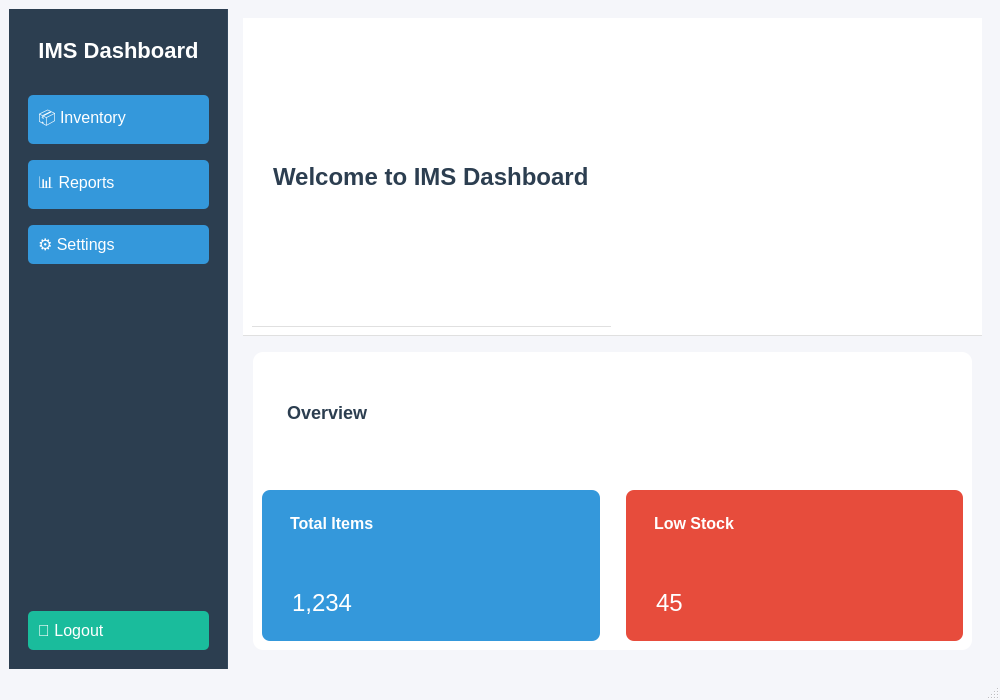
Before: the Qt Designer form views/dashboardwindow/dashboardwindow.ui in sharmabibash/CPP-Project-IMS, drawn with Qt 5.
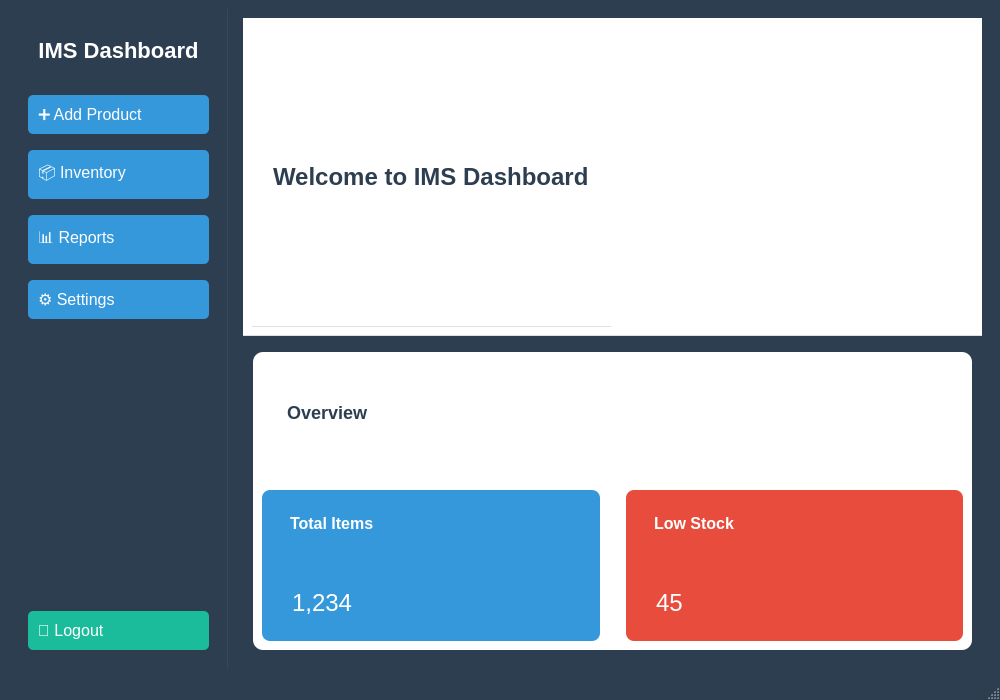
After: the same form once the commit is applied.

Diff of the .ui file:
```diff
--- a/views/dashboardwindow/dashboardwindow.ui
+++ b/views/dashboardwindow/dashboardwindow.ui
@@ -16,7 +16,7 @@
   <property name="styleSheet">
    <string notr="true">
     QMainWindow {
-        background-color: #f5f6fa;
+        background-color: #2c3e50;
     }
    </string>
   </property>
@@ -65,6 +65,13 @@
          </property>
         </widget>
        </item>
+       <item>
+      <widget class="QPushButton" name="addProductButton">
+        <property name="text">
+        <string>➕ Add Product</string>
+        </property>
+      </widget>
+      </item>
        <item>
         <widget class="QPushButton" name="inventoryButton">
          <property name="text">
```
